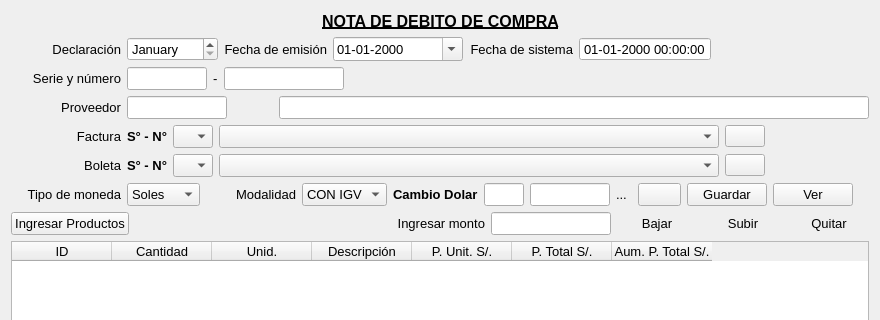
The window that Facturacion/compranotadebito.ui (radtek/manager) describes before a commit, drawn with Qt 5; both pictures show x 0 to 880 and y 0 to 320 of the 880 by 576 pixel window.
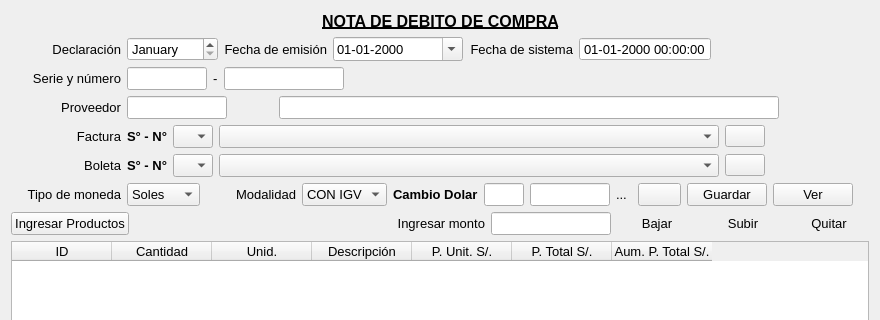
The same window after the commit. Icons and pictures are not drawn. Custom widgets are drawn as their Qt base class.

Patch:
```diff
--- a/Facturacion/compranotadebito.ui
+++ b/Facturacion/compranotadebito.ui
@@ -380,10 +380,16 @@
       <widget class="QLineEdit" name="lineEdit_nombre">
        <property name="minimumSize">
         <size>
-         <width>400</width>
+         <width>500</width>
          <height>0</height>
         </size>
        </property>
+       <property name="maximumSize">
+        <size>
+         <width>500</width>
+         <height>16777215</height>
+        </size>
+       </property>
        <property name="font">
         <font>
          <pointsize>10</pointsize>
@@ -391,6 +397,19 @@
        </property>
       </widget>
      </item>
+     <item>
+      <spacer name="horizontalSpacer_2">
+       <property name="orientation">
+        <enum>Qt::Horizontal</enum>
+       </property>
+       <property name="sizeHint" stdset="0">
+        <size>
+         <width>40</width>
+         <height>20</height>
+        </size>
+       </property>
+      </spacer>
+     </item>
     </layout>
    </item>
    <item>
```
